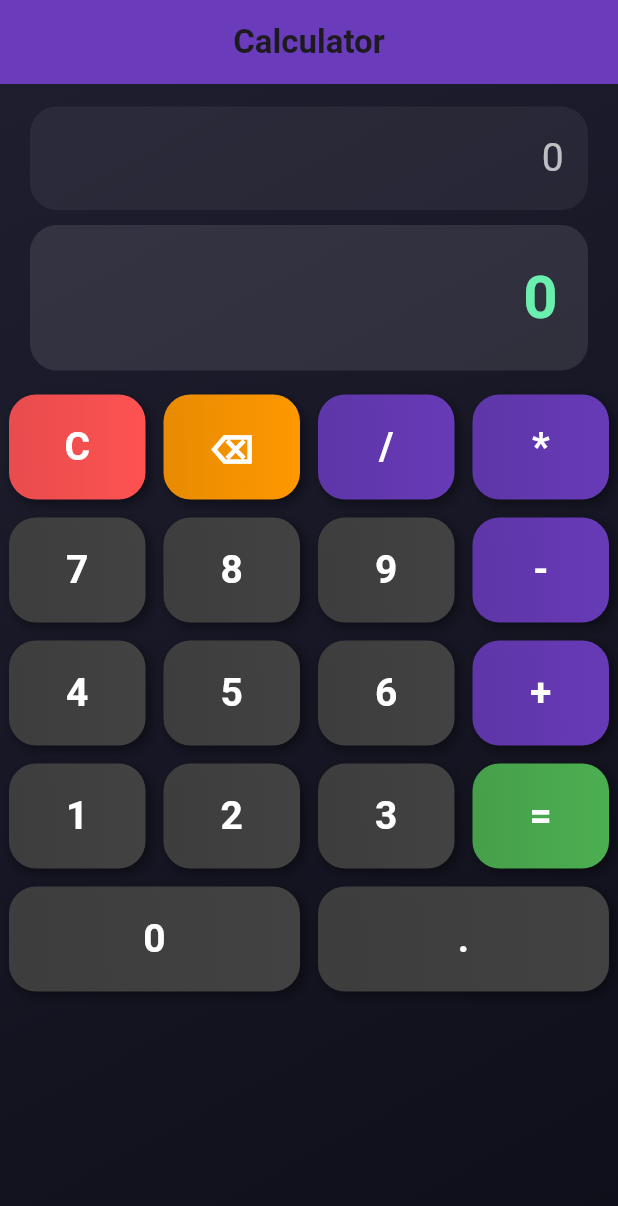
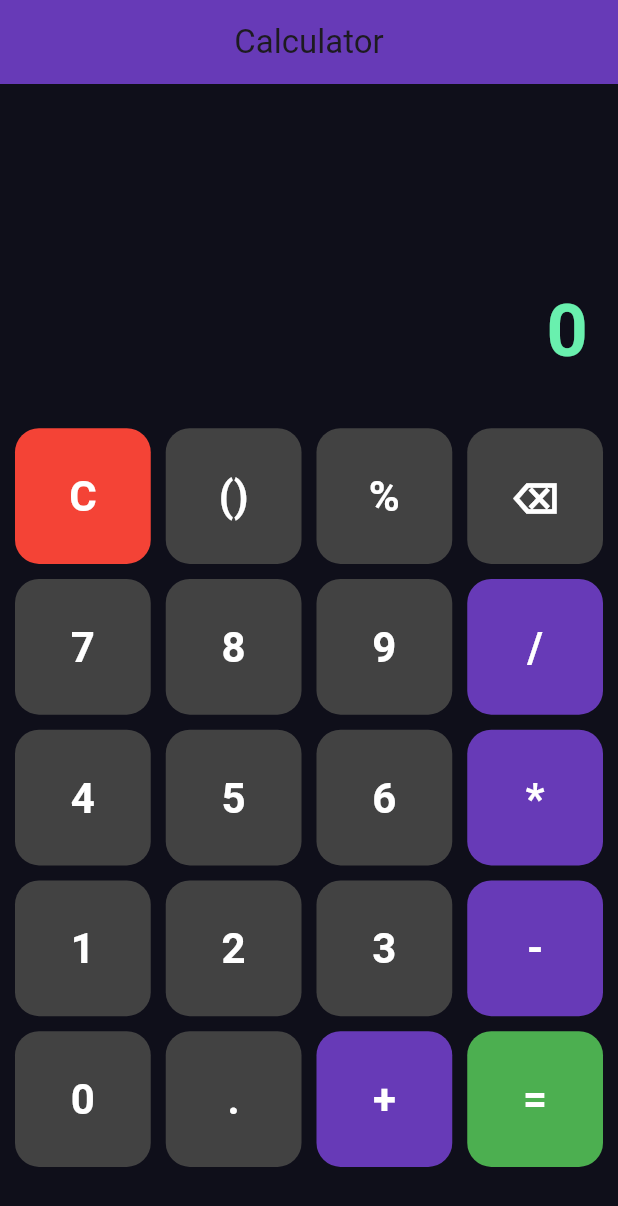
Before and after one commit to ShubhaVishwakarma/calculator, a Flutter app: the screen it shows after launch, on a phone screen of 412 x 824 dp. Shown: the top 1206 px of the screen. Run offline on Flutter 3.47's test engine with Material 3 defaults, Android fonts, the phone set to English and light mode, and no system bars; our stand-ins replace math_expressions.

Commit message:
Updated calculator UI and launcher icon

```diff
--- a/lib/main.dart
+++ b/lib/main.dart
@@ -1,18 +1,7 @@
 import 'package:flutter/material.dart';
-import 'package:flutter/services.dart';
 import 'package:math_expressions/math_expressions.dart';
 
 void main() {
-
-  WidgetsFlutterBinding.ensureInitialized();
-
-  SystemChrome.setSystemUIOverlayStyle(
-    const SystemUiOverlayStyle(
-      systemNavigationBarColor: Color(0xff0f0f1a),
-      systemNavigationBarIconBrightness: Brightness.light,
-    ),
-  );
-
   runApp(const MyApp());
 }
 
@@ -36,9 +25,18 @@ class Calculator extends StatefulWidget {
 }
 
 class _CalculatorState extends State<Calculator> {
-
   String input = "";
   String output = "0";
+
+  bool openBracket = true;
+
+  final List<String> buttons = [
+    "C","()","%","⌫",
+    "7","8","9","/",
+    "4","5","6","*",
+    "1","2","3","-",
+    "0",".","+","="
+  ];
 
   void buttonPressed(String value) {
 
@@ -55,35 +53,36 @@ class _CalculatorState extends State<Calculator> {
         }
       }
 
+      else if (value == "()") {
+        if (openBracket) {
+          input += "(";
+        } else {
+          input += ")";
+        }
+        openBracket = !openBracket;
+      }
+
+      else if (value == "%") {
+        input += "%";
+      }
+
       else if (value == "=") {
         if (input.isEmpty) return;
         output = calculate(input);
       }
 
       else {
-
-        if ("+-*/".contains(value)) {
-
-          if (input.isEmpty) return;
-
-          String last = input[input.length - 1];
-
-          if ("+-*/".contains(last)) return;
-        }
-
         input += value;
       }
 
     });
-
   }
 
   String calculate(String expression) {
 
     try {
 
-      expression = expression.replaceAll('×', '*');
-      expression = expression.replaceAll('÷', '/');
+      expression = expression.replaceAll('%', '/100');
 
       Parser p = Parser();
       Expression exp = p.parse(expression);
@@ -103,47 +102,13 @@ class _CalculatorState extends State<Calculator> {
     }
   }
 
-  Widget buildButton(String text, Color color) {
+  Color getButtonColor(String text) {
 
-    return Expanded(
-      child: Padding(
-        padding: const EdgeInsets.all(6),
-        child: InkWell(
-          borderRadius: BorderRadius.circular(18),
-          onTap: () => buttonPressed(text),
-          child: Container(
-            height: 70,
-            decoration: BoxDecoration(
-              borderRadius: BorderRadius.circular(18),
-              gradient: LinearGradient(
-                colors: [
-                  color.withOpacity(0.9),
-                  color
-                ],
-              ),
-              boxShadow: [
-                BoxShadow(
-                  color: Colors.black.withOpacity(0.4),
-                  blurRadius: 6,
-                  offset: const Offset(3,3),
-                )
-              ],
-            ),
-            child: Center(
-              child: Text(
-                text,
-                style: const TextStyle(
-                  fontSize: 26,
-                  color: Colors.white,
-                  fontWeight: FontWeight.bold,
-                ),
-              ),
-            ),
-          ),
-        ),
-      ),
-    );
+    if (text == "C") return Colors.red;
+    if (text == "=") return Colors.green;
+    if ("+-*/".contains(text)) return Colors.deepPurple;
 
+    return Colors.grey.shade800;
   }
 
   @override
@@ -151,145 +116,104 @@ class _CalculatorState extends State<Calculator> {
 
     return Scaffold(
 
+      backgroundColor: const Color(0xff0f0f1a),
+
       appBar: AppBar(
-        title: const Text(
-          "Calculator",
-          style: TextStyle(fontWeight: FontWeight.bold),
-        ),
+        title: const Text("Calculator"),
         centerTitle: true,
-        backgroundColor: const Color(0xff6a3cbc),
-        elevation: 0,
+        backgroundColor: Colors.deepPurple,
       ),
 
-      body: Container(
-
-        decoration: const BoxDecoration(
-          gradient: LinearGradient(
-            colors: [
-              Color(0xff1e1e2f),
-              Color(0xff0f0f1a),
-            ],
-            begin: Alignment.topLeft,
-            end: Alignment.bottomRight,
-          ),
-        ),
-
-        child: SafeArea(
-
-          child: Column(
+      body: Column(
 
         children: [
 
-              const SizedBox(height: 15),
+          /// DISPLAY
+          Expanded(
+            flex: 2,
+            child: Container(
+              width: double.infinity,
+              padding: const EdgeInsets.all(20),
+              alignment: Alignment.bottomRight,
+              child: Column(
+                mainAxisAlignment: MainAxisAlignment.end,
+                crossAxisAlignment: CrossAxisAlignment.end,
+                children: [
 
-              /// INPUT DISPLAY
-              Container(
-                margin: const EdgeInsets.symmetric(horizontal: 20),
-                padding: const EdgeInsets.all(16),
-                width: double.infinity,
-                decoration: BoxDecoration(
-                  borderRadius: BorderRadius.circular(18),
-                  color: Colors.white.withOpacity(0.06),
-                ),
-                child: Text(
-                  input.isEmpty ? "0" : input,
-                  textAlign: TextAlign.right,
+                  Text(
+                    input,
                     style: const TextStyle(
-                    fontSize: 26,
+                      fontSize: 28,
                       color: Colors.white70,
-                  ),
                     ),
                   ),
 
                   const SizedBox(height: 10),
 
-              /// RESULT DISPLAY
-              Container(
-                margin: const EdgeInsets.symmetric(horizontal: 20),
-                padding: const EdgeInsets.all(20),
-                width: double.infinity,
-                decoration: BoxDecoration(
-                  borderRadius: BorderRadius.circular(18),
-                  color: Colors.white.withOpacity(0.10),
+                  Text(
+                    output,
+                    style: const TextStyle(
+                      fontSize: 48,
+                      color: Colors.greenAccent,
+                      fontWeight: FontWeight.bold,
                     ),
-                child: Text(
-                  output,
-                  textAlign: TextAlign.right,
-                  style: const TextStyle(
-                    fontSize: 40,
-                    fontWeight: FontWeight.bold,
-                    color: Colors.greenAccent,
+                  )
+
+                ],
               ),
             ),
           ),
 
-              const SizedBox(height: 10),
+          /// BUTTON GRID
+          Expanded(
+            flex: 5,
+            child: GridView.builder(
 
-              /// BUTTON AREA
-              Expanded(
+              padding: const EdgeInsets.all(10),
 
-                child: Column(
-
-                  children: [
-
-                    Row(
-                      children: [
-                        buildButton("C", Colors.redAccent),
-                        buildButton("⌫", Colors.orange),
-                        buildButton("/", Colors.deepPurple),
-                        buildButton("*", Colors.deepPurple),
-                      ],
+              gridDelegate:
+              const SliverGridDelegateWithFixedCrossAxisCount(
+                crossAxisCount: 4,
+                crossAxisSpacing: 10,
+                mainAxisSpacing: 10,
               ),
 
-                    Row(
-                      children: [
-                        buildButton("7", Colors.grey.shade800),
-                        buildButton("8", Colors.grey.shade800),
-                        buildButton("9", Colors.grey.shade800),
-                        buildButton("-", Colors.deepPurple),
-                      ],
+              itemCount: buttons.length,
+
+              itemBuilder: (context, index) {
+
+                String text = buttons[index];
+
+                return GestureDetector(
+
+                  onTap: () => buttonPressed(text),
+
+                  child: Container(
+
+                    decoration: BoxDecoration(
+                      color: getButtonColor(text),
+                      borderRadius: BorderRadius.circular(16),
                     ),
 
-                    Row(
-                      children: [
-                        buildButton("4", Colors.grey.shade800),
-                        buildButton("5", Colors.grey.shade800),
-                        buildButton("6", Colors.grey.shade800),
-                        buildButton("+", Colors.deepPurple),
-                      ],
+                    child: Center(
+                      child: Text(
+                        text,
+                        style: const TextStyle(
+                          fontSize: 28,
+                          color: Colors.white,
+                          fontWeight: FontWeight.bold,
                         ),
-
-                    Row(
-                      children: [
-                        buildButton("1", Colors.grey.shade800),
-                        buildButton("2", Colors.grey.shade800),
-                        buildButton("3", Colors.grey.shade800),
-                        buildButton("=", Colors.green),
-                      ],
                       ),
-
-                    Row(
-                      children: [
-                        buildButton("0", Colors.grey.shade800),
-                        buildButton(".", Colors.grey.shade800),
-                      ],
-                    ),
-
-                  ],
-                ),
-
-              ),
-
-            ],
-
-          ),
-
                     ),
 
                   ),
 
                 );
-
+              },
+            ),
+          ),
+        ],
+      ),
+    );
   }
-
 }
```
Also changed, not shown: 5 other files. Lines whose indentation alone changed are shown as unchanged.
